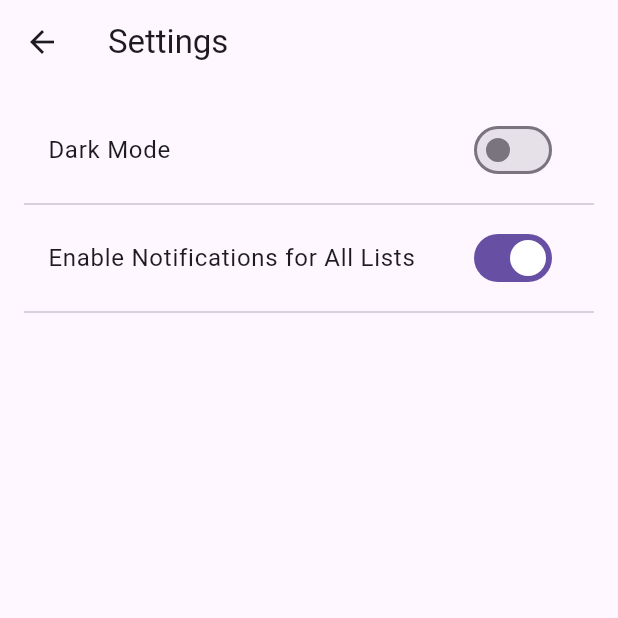
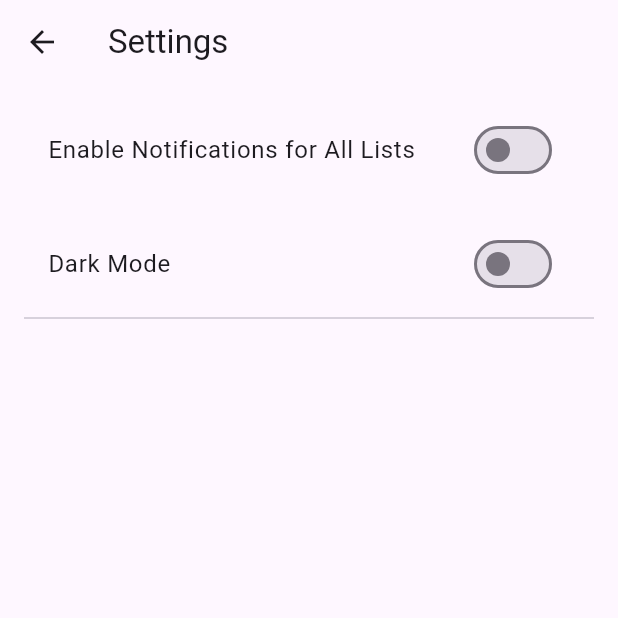
Before and after one commit to job000/handlenoe, a Flutter app: the screen it shows once a user with an empty profile is signed in, in the side drawer, after a tap on "Settings", on a phone screen of 412 x 824 dp, the top half of it. Run offline on Flutter 3.47's test engine with Material 3 defaults, Android fonts, the phone set to English and light mode, and no system bars; our stand-ins replace cloud_firestore, firebase_auth, firebase_core, flutter_slidable, google_sign_in, rxdart and 1 more; accounts and stored records are empty; network calls fail.

Commit message:
last before mass update

```diff
--- a/lib/models/shopping_list_model.dart
+++ b/lib/models/shopping_list_model.dart
@@ -5,16 +5,16 @@ class ShoppingList {
   final String id;
   final String name;
   final String owner;
-  final String ownerEmail; // Add this line
+  final String ownerEmail;
   final List<String> sharedWith;
-  final bool notificationsEnabled;
+  late final bool notificationsEnabled;
   List<ShoppingItem> items;
 
   ShoppingList({
     required this.id,
     required this.name,
     required this.owner,
-    required this.ownerEmail, // Add this line
+    required this.ownerEmail,
     required this.sharedWith,
     required this.notificationsEnabled,
     required this.items,
@@ -27,7 +27,7 @@ class ShoppingList {
       id: doc.id,
       name: data['name'] ?? '',
       owner: data['owner'] ?? '',
-      ownerEmail: data['ownerEmail'] ?? '', // Add this line
+      ownerEmail: data['ownerEmail'] ?? '',
       sharedWith: List<String>.from(data['sharedWith'] ?? []),
       notificationsEnabled: data['notificationsEnabled'] ?? false,
       items: (data['items'] as List<dynamic>?)
@@ -40,7 +40,7 @@ class ShoppingList {
     return {
       'name': name,
       'owner': owner,
-      'ownerEmail': ownerEmail, // Add this line
+      'ownerEmail': ownerEmail,
       'sharedWith': sharedWith,
       'notificationsEnabled': notificationsEnabled,
       'items': items.map((item) => item.toMap()).toList(),
--- a/lib/screens/settings_screen.dart
+++ b/lib/screens/settings_screen.dart
@@ -1,20 +1,23 @@
 import 'package:flutter/material.dart';
 import 'package:provider/provider.dart';
+import '../providers/shopping_list_provider.dart';
 import '../providers/theme_provider.dart';
-import '../providers/shopping_list_provider.dart';
-import '../providers/auth_provider.dart';
-import '../models/shopping_list_model.dart';
 
 class SettingsScreen extends StatelessWidget {
-  const SettingsScreen({Key? key}) : super(key: key);
+  const SettingsScreen({super.key});
 
   @override
   Widget build(BuildContext context) {
+    final shoppingListProvider = Provider.of<ShoppingListProvider>(context);
     final themeProvider = Provider.of<ThemeProvider>(context);
-    final shoppingListProvider = Provider.of<ShoppingListProvider>(context);
-    final userId = Provider.of<AuthProvider>(context).user?.uid ?? '';
+    bool notificationsEnabled = shoppingListProvider.notificationsEnabled; // Get the actual state
 
-    return Scaffold(
+    return WillPopScope(
+      onWillPop: () async {
+        Navigator.of(context).pop(); // Navigate back to the previous screen
+        return false; // Prevent default behavior
+      },
+      child: Scaffold(
         appBar: AppBar(
           title: const Text('Settings'),
         ),
@@ -22,54 +25,32 @@ class SettingsScreen extends StatelessWidget {
           padding: const EdgeInsets.all(16.0),
           child: Column(
             children: [
-            ListTile(
+              SwitchListTile(
+                title: const Text('Enable Notifications for All Lists'),
+                value: notificationsEnabled,
+                onChanged: (bool value) {
+                  shoppingListProvider.toggleAllNotifications(value);
+                },
+              ),
+              const SizedBox(height: 20),
+              SwitchListTile(
                 title: const Text('Dark Mode'),
-              trailing: Switch(
                 value: themeProvider.isDarkMode,
-                onChanged: (value) {
+                onChanged: (bool value) {
                   themeProvider.toggleTheme(value);
                 },
               ),
-            ),
-            const Divider(),
-            ListTile(
-              title: const Text('Enable Notifications for All Lists'),
-              trailing: Switch(
-                value: shoppingListProvider.shoppingLists.every((list) => list.notificationsEnabled),
-                onChanged: (value) {
-                  for (var list in shoppingListProvider.shoppingLists) {
-                    shoppingListProvider.toggleNotifications(list.id, value);
-                  }
-                },
-              ),
-            ),
               const Divider(),
               Expanded(
-              child: StreamBuilder<List<ShoppingList>>(
-                stream: shoppingListProvider.getShoppingListsStream(userId),
-                builder: (context, snapshot) {
-                  if (!snapshot.hasData) {
-                    return const Center(child: CircularProgressIndicator());
-                  }
-                  final shoppingLists = snapshot.data ?? [];
-                  return ListView.builder(
-                    itemCount: shoppingLists.length,
+                child: ListView.builder(
+                  itemCount: shoppingListProvider.shoppingLists.length,
                   itemBuilder: (context, index) {
-                      final list = shoppingLists[index];
-                      return ListTile(
+                    final list = shoppingListProvider.shoppingLists[index];
+                    return SwitchListTile(
                       title: Text(list.name),
-                        subtitle: Row(
-                          children: [
-                            const Text('Notifications: '),
-                            Switch(
                       value: list.notificationsEnabled,
-                              onChanged: (value) {
+                      onChanged: (bool value) {
                         shoppingListProvider.toggleNotifications(list.id, value);
-                              },
-                            ),
-                          ],
-                        ),
-                      );
                       },
                     );
                   },
@@ -78,6 +59,7 @@ class SettingsScreen extends StatelessWidget {
             ],
           ),
         ),
+      ),
     );
   }
 }
```
Also changed, not shown: lib/providers/shopping_list_provider.dart (+8 -1 lines), 2 other files. Lines whose indentation alone changed are shown as unchanged.
